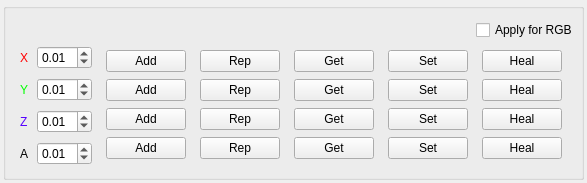
Above: src/developer/main/editvertexcolors/widget/ui/editVertexColorsUI.ui from code-google-com/mayatools before the change. Below: the same form after it.
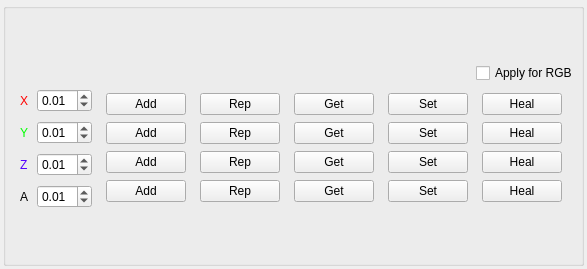
That is the form after the change. Icons and pictures are not drawn.

```diff
--- a/src/developer/main/editvertexcolors/widget/ui/editVertexColorsUI.ui
+++ b/src/developer/main/editvertexcolors/widget/ui/editVertexColorsUI.ui
@@ -7,7 +7,7 @@
     <x>0</x>
     <y>0</y>
     <width>587</width>
-    <height>183</height>
+    <height>269</height>
    </rect>
   </property>
   <property name="windowTitle">
```
Left out of the diff: 8 changed lines with no effect on the pictures.
